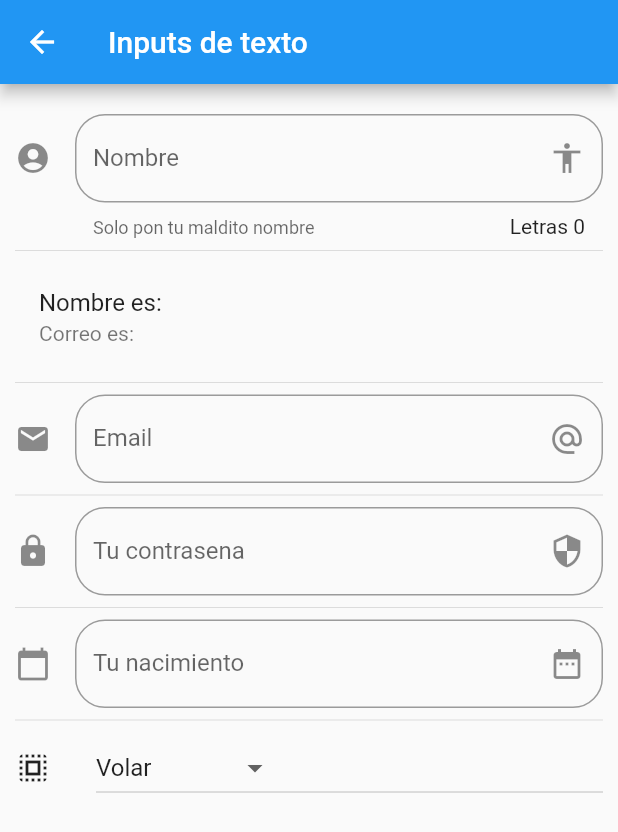
After one commit to tamaki094/app_componentes_flutter, a Flutter app: the InputPage screen opened by its route, on a phone screen of 412 x 824 dp. The commit adds this screen. Shown: the top 832 px of the screen. Run offline on Flutter 3.47's test engine with Material 2 defaults, Android fonts, the phone set to English and light mode, and no system bars; network calls fail.

```diff
--- a/data/menu_opts.json
+++ b/data/menu_opts.json
@@ -15,6 +15,21 @@
             "ruta" : "card",
             "icon" : "folder_open",
             "texto": "Cards - Tarjetas"
+        },
+        {
+            "ruta" : "animatedContainer",
+            "icon" : "donut_large",
+            "texto": "Animated - Container"
+        },
+        {
+            "ruta" : "inputs",
+            "icon" : "input",
+            "texto": "Inputs"
+        },
+        {
+            "ruta" : "slider",
+            "icon" : "tune",
+            "texto": "Slider - Checks"
         }
     ]
 }
--- /dev/null
+++ b/lib/src/pages/input_page.dart
@@ -0,0 +1,181 @@
+import 'package:flutter/material.dart';
+
+class InputPage extends StatefulWidget {
+  InputPage({Key key}) : super(key: key);
+
+  @override
+  _InputPageState createState() => _InputPageState();
+}
+
+class _InputPageState extends State<InputPage> {
+  String _nombre = "";
+  String _email = "";
+  String _fecha = "";
+  String _opcionSelect = "Volar";
+
+  List<String> _poderes = [
+    'Volar',
+    'Rayos x',
+    'Super aliento',
+    ' Super fuerza'
+  ];
+
+  TextEditingController _inputFieldDateController = new TextEditingController();
+
+  @override
+  Widget build(BuildContext context) {
+    return Scaffold(
+      appBar: AppBar(
+        title: Text("Inputs de texto"),
+      ),
+      body: ListView(
+        padding: EdgeInsets.symmetric(horizontal: 10.0, vertical: 20.0),
+        children: <Widget>[
+          _crearInput(),
+          Divider(),
+          _crearPersona(),
+          Divider(),
+          _crearEmail(),
+          Divider(),
+          _crearPassword(),
+          Divider(),
+          _crearFecha(context),
+          Divider(),
+          _crearDropDown()
+        ],
+      ),
+    );
+  }
+
+  Widget _crearInput() {
+    return TextField(
+      //autofocus: true,
+      textCapitalization: TextCapitalization.sentences,
+      onChanged: (e) {
+        setState(() {
+          _nombre = e;
+          print(e);
+        });
+      },
+      decoration: InputDecoration(
+          counter: Text('Letras ${_nombre.length}'),
+          hintText: 'Nombre de la persona',
+          labelText: 'Nombre',
+          helperText: 'Solo pon tu maldito nombre',
+          suffixIcon: Icon(Icons.accessibility),
+          icon: Icon(Icons.account_circle),
+          border:
+              OutlineInputBorder(borderRadius: BorderRadius.circular(20.0))),
+    );
+  }
+
+  Widget _crearPersona() {
+    return ListTile(
+      title: Text('Nombre es: $_nombre'),
+      subtitle: Text('Correo es: $_email'),
+    );
+  }
+
+  Widget _crearEmail() {
+    return TextField(
+      keyboardType: TextInputType.emailAddress,
+      //autofocus: true,
+      onChanged: (e) {
+        setState(() {
+          _email = e;
+          print(e);
+        });
+      },
+      decoration: InputDecoration(
+          hintText: 'Email',
+          labelText: 'Email',
+          suffixIcon: Icon(Icons.alternate_email),
+          icon: Icon(Icons.email),
+          border:
+              OutlineInputBorder(borderRadius: BorderRadius.circular(20.0))),
+    );
+  }
+
+  _crearPassword() {
+    return TextField(
+      obscureText: true,
+      keyboardType: TextInputType.visiblePassword,
+      //autofocus: true,
+      onChanged: (e) {
+        setState(() {
+          _email = e;
+          print(e);
+        });
+      },
+      decoration: InputDecoration(
+          hintText: 'Password',
+          labelText: 'Tu contrasena',
+          suffixIcon: Icon(Icons.security),
+          icon: Icon(Icons.lock),
+          border:
+              OutlineInputBorder(borderRadius: BorderRadius.circular(20.0))),
+    );
+  }
+
+  _crearFecha(BuildContext context) {
+    return TextField(
+      controller: _inputFieldDateController,
+      enableInteractiveSelection: false,
+      keyboardType: TextInputType.datetime,
+      //autofocus: true,
+      onTap: () {
+        FocusScope.of(context).requestFocus(new FocusNode());
+        _selectDate(context);
+      },
+      decoration: InputDecoration(
+          hintText: 'Fecha Nacimiento',
+          labelText: 'Tu nacimiento',
+          suffixIcon: Icon(Icons.date_range),
+          icon: Icon(Icons.calendar_today),
+          border:
+              OutlineInputBorder(borderRadius: BorderRadius.circular(20.0))),
+    );
+  }
+
+  void _selectDate(BuildContext context) async {
+    DateTime picked = await showDatePicker(
+        context: context,
+        initialDate: new DateTime.now(),
+        firstDate: new DateTime(2018),
+        lastDate: new DateTime(2025),
+        locale: Locale('es'));
+
+    if (picked != null) {
+      _fecha = picked.toString();
+      _inputFieldDateController.text = _fecha;
+    }
+  }
+
+  List<DropdownMenuItem<String>> getOpcionesDropDown() {
+    // ignore: deprecated_member_use
+    List<DropdownMenuItem<String>> lista = new List();
+    _poderes.forEach((poder) {
+      lista.add(DropdownMenuItem(child: Text(poder), value: poder));
+    });
+
+    return lista;
+  }
+
+  Widget _crearDropDown() {
+    return Row(children: <Widget>[
+      Icon(Icons.select_all),
+      SizedBox(width: 30.0),
+      Expanded(
+        child: DropdownButton(
+          value: _opcionSelect,
+          items: getOpcionesDropDown(),
+          onChanged: (opt) {
+            setState(() {
+              _opcionSelect = opt;
+            });
+          },
+        ),
+      )
+    ]);
+  }
+}
--- a/lib/src/routes/routes.dart
+++ b/lib/src/routes/routes.dart
@@ -1,7 +1,10 @@
 import 'package:componentes/src/pages/alert_page.dart';
+import 'package:componentes/src/pages/animated_container.dart';
 import 'package:componentes/src/pages/avatar_page.dart';
 import 'package:componentes/src/pages/card_page.dart';
 import 'package:componentes/src/pages/home_page.dart';
+import 'package:componentes/src/pages/input_page.dart';
+import 'package:componentes/src/pages/slider_page.dart';
 import 'package:flutter/material.dart';
 
 Map<String, WidgetBuilder> getApplicationRoutes() {
@@ -10,5 +13,8 @@ Map<String, WidgetBuilder> getApplicationRoutes() {
     'alert': (BuildContext context) => AlertPage(),
     'avatar': (BuildContext context) => AvatarPage(),
     'card': (BuildContext context) => CardPage(),
+    'animatedContainer': (BuildContext context) => AnimatedContainerPage(),
+    'inputs': (BuildContext context) => InputPage(),
+    'slider': (BuildContext context) => SliderPage(),
   };
 }
--- a/lib/src/utils/icono_string_util.dart
+++ b/lib/src/utils/icono_string_util.dart
@@ -3,7 +3,11 @@ import 'package:flutter/material.dart';
 final _icons = <String, IconData>{
   'add_alert': Icons.add_alert,
   'accessibility': Icons.accessibility,
-  'folder_open': Icons.folder_open
+  'folder_open': Icons.folder_open,
+  'donut_large': Icons.donut_large,
+  'input': Icons.input,
+  'list': Icons.list,
+  'tune': Icons.tune
 };
 
 Icon getIcon(String nombreIcono) {
--- a/pubspec.yaml
+++ b/pubspec.yaml
@@ -31,6 +31,9 @@ dependencies:
 
 dev_dependencies:
   flutter_test:
+    sdk: flutter
+
+  flutter_localizations: # Add this line
     sdk: flutter
 
 # For information on the generic Dart part of this file, see the
```
Also changed, not shown: lib/main.dart (+10 -0 lines), lib/src/pages/animated_container.dart (added, +51 -0 lines), lib/src/pages/avatar_page.dart (+24 -0 lines), lib/src/pages/slider_page.dart (added, +86 -0 lines), pubspec.lock.
